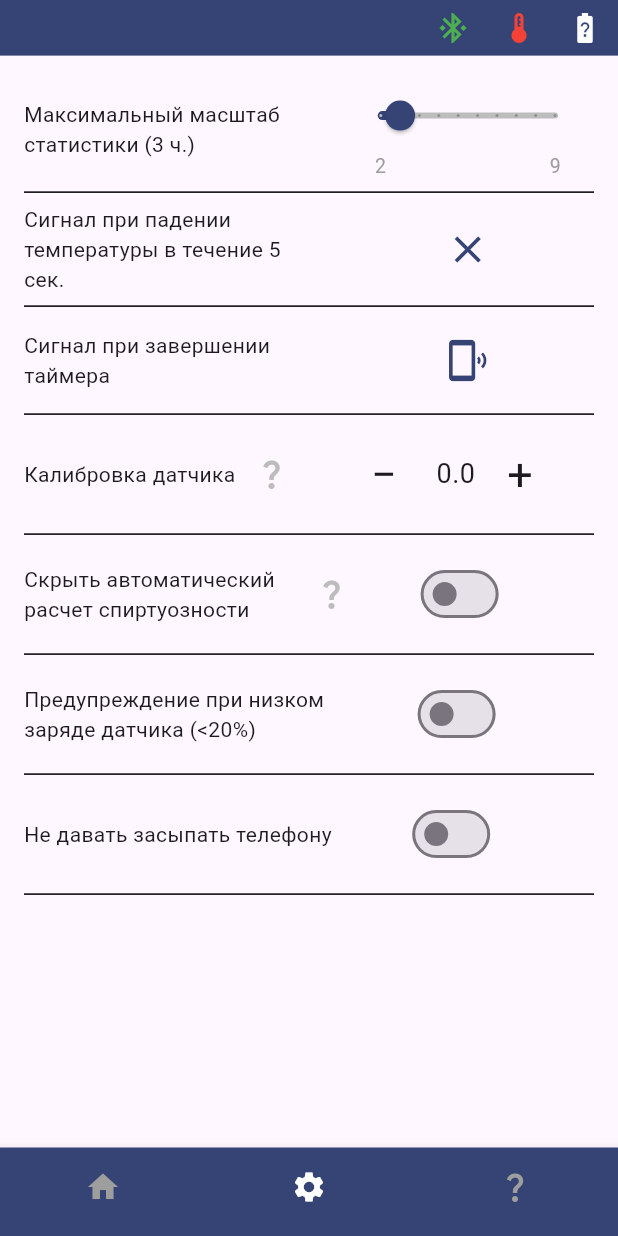
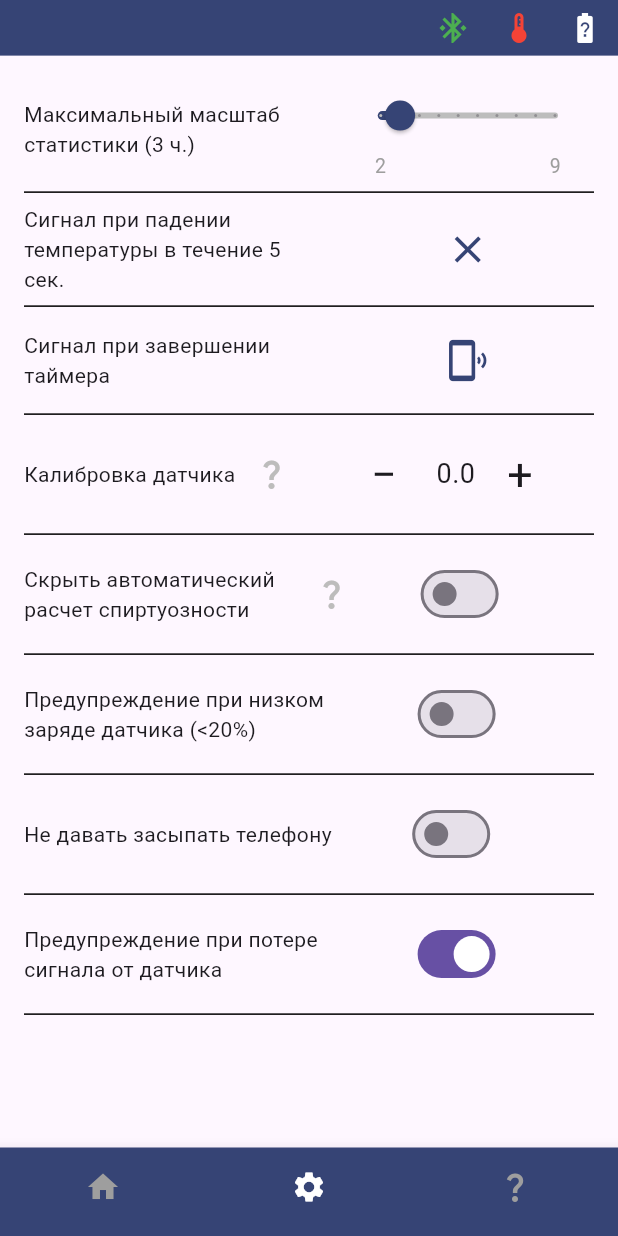
Before and after one commit to AI-devices/thermo, a Flutter app: the screen it shows after launch, item 2 of the bottom bar chosen, on a phone screen of 412 x 824 dp. Run offline on Flutter 3.47's test engine with Material 3 defaults, Android fonts, the phone set to English and light mode, and no system bars; our stand-ins replace audioplayers, circular_countdown_timer, fl_chart, flutter_blue_plus, flutter_svg, mask_text_input_formatter and 3 more.

Commit message:
edits "notify when temp drops" & new setting "notify when connection to sensor is lost"

```diff
--- a/lib/components/api_bluetooth/api_bluetooth_v1.dart
+++ b/lib/components/api_bluetooth/api_bluetooth_v1.dart
@@ -26,6 +26,7 @@ mixin ApiBluetoothV1 {
         if (ApiBluetooth.statusSensor == false) {
           ApiBluetooth.statusSensor = true;
           ApiBluetooth.controllerStatusSensor.add(true);
+          (this as ApiBluetooth).prevAlarmSensorDissconnectedClose();
           Notifier.snackBar(notify: Notify.sensorConnected);
         }
       }
@@ -76,6 +77,7 @@ mixin ApiBluetoothV1 {
       }
       ApiBluetooth.statusSensor = false;
       ApiBluetooth.controllerStatusSensor.add(false);
+      (this as ApiBluetooth).alarmSensorDissconnected();
     }
   }
 
--- a/lib/components/settings.dart
+++ b/lib/components/settings.dart
@@ -25,12 +25,14 @@ abstract class Settings {
   }
 
   static late String notifyWhenTempDrops;
+  static VoidCallback? notifyWhenTempDropsChanged;
   static late String notifyWhenTimerEnds;
   static late double calibrationSensor;
   static late bool hidePercentSpiritWidget;
   static VoidCallback? hidePercentSpiritWidgetChanged;
   static late Map<String, dynamic> alarmLowBatteryCharge;
   static late bool wakelock;
+  static late bool alarmSensorDissconnected;
 
   static bool vibrationIsSupported = false;
 
--- a/lib/main.dart
+++ b/lib/main.dart
@@ -22,6 +22,7 @@ void main() async {
   Settings.hidePercentSpiritWidget = await dataProvider.getHidePercentSpiritWidget();
   Settings.alarmLowBatteryCharge = await dataProvider.getAlarmLowBatteryCharge();
   Settings.wakelock = await dataProvider.getWakelock();
+  Settings.alarmSensorDissconnected = await dataProvider.getAlarmSensorDissconnected();
 
   runApp(const MyApp());
 }
--- a/lib/widgets/additional_screens/settings_widget.dart
+++ b/lib/widgets/additional_screens/settings_widget.dart
@@ -18,6 +18,12 @@ class SettingsWidget extends StatefulWidget {
 class _SettingsWidgetState extends State<SettingsWidget> {
   final _dataProvider = DataProvider();
   double maxHoursForStat = Settings.maxHoursForChart.toDouble();
+
+  @override
+  void initState() {
+    super.initState();
+    Settings.notifyWhenTempDropsChanged ??= () => setState(() {});
+  }
 
   void onChangedHours(double value) {
       maxHoursForStat = value;
@@ -121,6 +127,12 @@ class _SettingsWidgetState extends State<SettingsWidget> {
     setState(() {});
   }
 
+  void changeAlarmSensorDissconnected() {
+    Settings.alarmSensorDissconnected = !Settings.alarmSensorDissconnected;
+    _dataProvider.setAlarmSensorDissconnected();
+    setState(() {});
+  }
+
   @override
   Widget build(BuildContext context) {
     return Scaffold(
@@ -141,6 +153,8 @@ class _SettingsWidgetState extends State<SettingsWidget> {
             _alarmLowBatteryCharge(),
             const Divider(color: Colors.black),
             _wakelock(),
+            const Divider(color: Colors.black),
+            _alarmSensorDissconnected(),
             const Divider(color: Colors.black),
           ],
         ),
@@ -346,6 +360,33 @@ class _SettingsWidgetState extends State<SettingsWidget> {
     );
   }
 
+  Padding _alarmSensorDissconnected() {
+    return Padding(
+      padding: const EdgeInsets.symmetric(vertical: 8.0),
+      child: Row(
+        children: [
+          const Flexible(
+            flex: 6,
+            child: Text('Предупреждение при потере сигнала от датчика')
+          ),
+          const SizedBox(width: 10),
+          Flexible(
+            flex: 5,
+            child: Center(
+              child: Padding(
+                padding: const EdgeInsets.only(right: 15),
+                child: Switch(
+                  value: Settings.alarmSensorDissconnected,
+                  onChanged: (_) => changeAlarmSensorDissconnected(),
+                ),
+              ),
+            )
+          )
+        ],
+      ),
+    );
+  }
+
   Padding _wakelock() {
     return Padding(
       padding: const EdgeInsets.symmetric(vertical: 8.0),
```
Also changed, not shown: lib/components/api_bluetooth/api_bluetooth.dart (+47 -1 lines), lib/components/api_bluetooth/api_bluetooth_v2.dart (+2 -18 lines), lib/components/data_provider.dart (+8 -0 lines), lib/components/monitoring.dart (+43 -0 lines).
